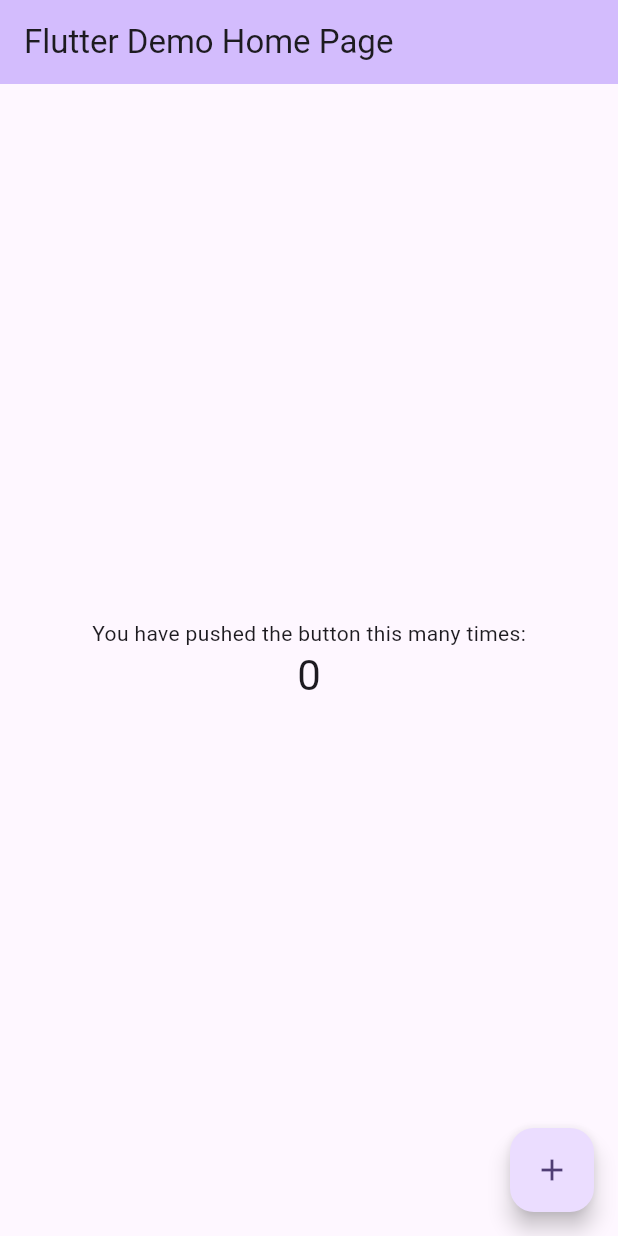
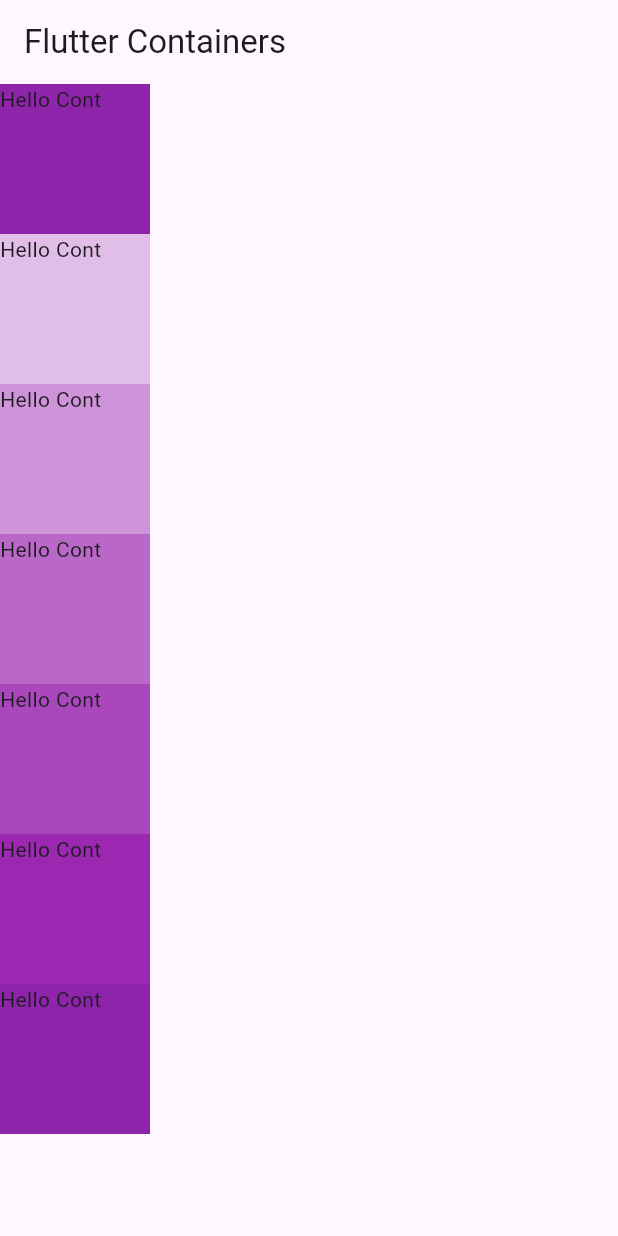
Before and after one commit to meetshaheer/Flutter-Containers, a Flutter app: the screen it shows after launch, on a phone screen of 412 x 824 dp. Run offline on Flutter 3.47's test engine with Material 3 defaults, Android fonts, the phone set to English and light mode, and no system bars.

Commit message:
Creating Containers in body using Column widget.

```diff
--- /dev/null
+++ b/flutter_containers/lib/containers.dart
@@ -0,0 +1,63 @@
+import 'package:flutter/material.dart';
+
+class containers extends StatelessWidget {
+  const containers({super.key});
+
+  @override
+  Widget build(BuildContext context) {
+    return Scaffold(
+        // FLutter APplication App Bar
+        appBar: AppBar(
+          title: Text("Flutter Containers"),
+        ),
+
+        // Body of Application
+        // Body contain only one widget so for more then 1 containers we use Column widget and put containers under columns
+        body: Column(
+          children: [
+            Container(
+              height: 100,
+              width: 100,
+              color: Colors.purple[600],
+              child: Text("Hello Cont"),
+            ),
+            Container(
+              height: 100,
+              width: 100,
+              color: Colors.purple[100],
+              child: Text("Hello Cont"),
+            ),
+            Container(
+              height: 100,
+              width: 100,
+              color: Colors.purple[200],
+              child: Text("Hello Cont"),
+            ),
+            Container(
+              height: 100,
+              width: 100,
+              color: Colors.purple[300],
+              child: Text("Hello Cont"),
+            ),
+            Container(
+              height: 100,
+              width: 100,
+              color: Colors.purple[400],
+              child: Text("Hello Cont"),
+            ),
+            Container(
+              height: 100,
+              width: 100,
+              color: Colors.purple[500],
+              child: Text("Hello Cont"),
+            ),
+            Container(
+              height: 100,
+              width: 100,
+              color: Colors.purple[600],
+              child: Text("Hello Cont"),
+            ),
+          ],
+        ));
+  }
+}
--- a/flutter_containers/lib/main.dart
+++ b/flutter_containers/lib/main.dart
@@ -1,125 +1,17 @@
 import 'package:flutter/material.dart';
+import 'package:flutter_containers/containers.dart';
 
-void main() {
-  runApp(const MyApp());
+void main(List<String> args) {
+  runApp(const myApp());
 }
 
-class MyApp extends StatelessWidget {
-  const MyApp({super.key});
+class myApp extends StatelessWidget {
+  const myApp({super.key});
 
-  // This widget is the root of your application.
   @override
   Widget build(BuildContext context) {
-    return MaterialApp(
-      title: 'Flutter Demo',
-      theme: ThemeData(
-        // This is the theme of your application.
-        //
-        // TRY THIS: Try running your application with "flutter run". You'll see
-        // the application has a purple toolbar. Then, without quitting the app,
-        // try changing the seedColor in the colorScheme below to Colors.green
-        // and then invoke "hot reload" (save your changes or press the "hot
-        // reload" button in a Flutter-supported IDE, or press "r" if you used
-        // the command line to start the app).
-        //
-        // Notice that the counter didn't reset back to zero; the application
-        // state is not lost during the reload. To reset the state, use hot
-        // restart instead.
-        //
-        // This works for code too, not just values: Most code changes can be
-        // tested with just a hot reload.
-        colorScheme: ColorScheme.fromSeed(seedColor: Colors.deepPurple),
-        useMaterial3: true,
-      ),
-      home: const MyHomePage(title: 'Flutter Demo Home Page'),
+    return const MaterialApp(
+      home: containers(),
     );
   }
 }
-
-class MyHomePage extends StatefulWidget {
-  const MyHomePage({super.key, required this.title});
-
-  // This widget is the home page of your application. It is stateful, meaning
-  // that it has a State object (defined below) that contains fields that affect
-  // how it looks.
-
-  // This class is the configuration for the state. It holds the values (in this
-  // case the title) provided by the parent (in this case the App widget) and
-  // used by the build method of the State. Fields in a Widget subclass are
-  // always marked "final".
-
-  final String title;
-
-  @override
-  State<MyHomePage> createState() => _MyHomePageState();
-}
-
-class _MyHomePageState extends State<MyHomePage> {
-  int _counter = 0;
-
-  void _incrementCounter() {
-    setState(() {
-      // This call to setState tells the Flutter framework that something has
-      // changed in this State, which causes it to rerun the build method below
-      // so that the display can reflect the updated values. If we changed
-      // _counter without calling setState(), then the build method would not be
-      // called again, and so nothing would appear to happen.
-      _counter++;
-    });
-  }
-
-  @override
-  Widget build(BuildContext context) {
-    // This method is rerun every time setState is called, for instance as done
-    // by the _incrementCounter method above.
-    //
-    // The Flutter framework has been optimized to make rerunning build methods
-    // fast, so that you can just rebuild anything that needs updating rather
-    // than having to individually change instances of widgets.
-    return Scaffold(
-      appBar: AppBar(
-        // TRY THIS: Try changing the color here to a specific color (to
-        // Colors.amber, perhaps?) and trigger a hot reload to see the AppBar
-        // change color while the other colors stay the same.
-        backgroundColor: Theme.of(context).colorScheme.inversePrimary,
-        // Here we take the value from the MyHomePage object that was created by
-        // the App.build method, and use it to set our appbar title.
-        title: Text(widget.title),
-      ),
-      body: Center(
-        // Center is a layout widget. It takes a single child and positions it
-        // in the middle of the parent.
-        child: Column(
-          // Column is also a layout widget. It takes a list of children and
-          // arranges them vertically. By default, it sizes itself to fit its
-          // children horizontally, and tries to be as tall as its parent.
-          //
-          // Column has various properties to control how it sizes itself and
-          // how it positions its children. Here we use mainAxisAlignment to
-          // center the children vertically; the main axis here is the vertical
-          // axis because Columns are vertical (the cross axis would be
-          // horizontal).
-          //
-          // TRY THIS: Invoke "debug painting" (choose the "Toggle Debug Paint"
-          // action in the IDE, or press "p" in the console), to see the
-          // wireframe for each widget.
-          mainAxisAlignment: MainAxisAlignment.center,
-          children: <Widget>[
-            const Text(
-              'You have pushed the button this many times:',
-            ),
-            Text(
-              '$_counter',
-              style: Theme.of(context).textTheme.headlineMedium,
-            ),
-          ],
-        ),
-      ),
-      floatingActionButton: FloatingActionButton(
-        onPressed: _incrementCounter,
-        tooltip: 'Increment',
-        child: const Icon(Icons.add),
-      ), // This trailing comma makes auto-formatting nicer for build methods.
-    );
-  }
-}
```
